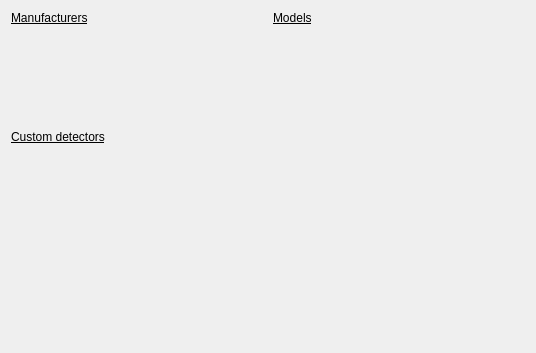
Qt form pyFAI/resources/gui/detector-selection-drop.ui (silx-kit/pyFAI) before a commit.
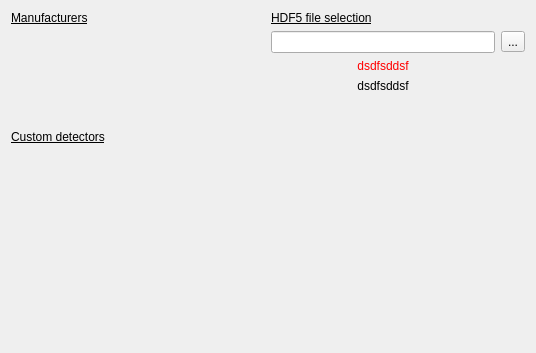
The same form after that commit. Custom widgets are drawn as their Qt base class.

Commit message: Support loading of pyFAI.h5 detectors

The edit to the form file:
```diff
--- a/pyFAI/resources/gui/detector-selection-drop.ui
+++ b/pyFAI/resources/gui/detector-selection-drop.ui
@@ -19,9 +19,15 @@
   <property name="windowTitle">
    <string>Form</string>
   </property>
-  <layout class="QHBoxLayout" name="horizontalLayout" stretch="0,1">
+  <layout class="QHBoxLayout" name="horizontalLayout" stretch="0,0">
    <item>
     <widget class="QWidget" name="widget" native="true">
+     <property name="sizePolicy">
+      <sizepolicy hsizetype="Maximum" vsizetype="Preferred">
+       <horstretch>0</horstretch>
+       <verstretch>0</verstretch>
+      </sizepolicy>
+     </property>
      <layout class="QVBoxLayout" name="verticalLayout" stretch="0,1,0,0,0,0">
       <property name="margin">
        <number>0</number>
@@ -143,8 +149,12 @@
     </widget>
    </item>
    <item>
-    <widget class="QWidget" name="widget_2" native="true">
-     <layout class="QVBoxLayout" name="verticalLayout_2">
+    <widget class="QStackedWidget" name="_stacked">
+     <property name="currentIndex">
+      <number>1</number>
+     </property>
+     <widget class="QWidget" name="_modelPanel">
+      <layout class="QVBoxLayout" name="verticalLayout_3">
       <property name="margin">
        <number>0</number>
       </property>
@@ -183,9 +193,102 @@
       </item>
      </layout>
     </widget>
-   </item>
-  </layout>
- </widget>
+     <widget class="QWidget" name="_filePanel">
+      <layout class="QGridLayout" name="gridLayout">
+       <property name="margin">
+        <number>0</number>
+       </property>
+       <item row="2" column="0">
+        <widget class="QLabel" name="_hdf5Error">
+         <property name="styleSheet">
+          <string notr="true">QLabel {color:red}</string>
+         </property>
+         <property name="text">
+          <string>dsdfsddsf</string>
+         </property>
+         <property name="alignment">
+          <set>Qt::AlignCenter</set>
+         </property>
+         <property name="wordWrap">
+          <bool>true</bool>
+         </property>
+        </widget>
+       </item>
+       <item row="0" column="0">
+        <widget class="QLabel" name="label_4">
+         <property name="sizePolicy">
+          <sizepolicy hsizetype="Fixed" vsizetype="Preferred">
+           <horstretch>0</horstretch>
+           <verstretch>0</verstretch>
+          </sizepolicy>
+         </property>
+         <property name="font">
+          <font>
+           <underline>true</underline>
+          </font>
+         </property>
+         <property name="text">
+          <string>HDF5 file selection</string>
+         </property>
+        </widget>
+       </item>
+       <item row="1" column="0">
+        <widget class="FileEdit" name="_hdf5Selection">
+         <property name="text">
+          <string/>
+         </property>
+        </widget>
+       </item>
+       <item row="4" column="0">
+        <spacer name="verticalSpacer_3">
+         <property name="orientation">
+          <enum>Qt::Vertical</enum>
+         </property>
+         <property name="sizeHint" stdset="0">
+          <size>
+           <width>20</width>
+           <height>40</height>
+          </size>
+         </property>
+        </spacer>
+       </item>
+       <item row="1" column="1">
+        <widget class="QToolButton" name="_hdf5Loader">
+         <property name="text">
+          <string>...</string>
+         </property>
+        </widget>
+       </item>
+       <item row="3" column="0">
+        <widget class="QLabel" name="_hdf5Result">
+         <property name="styleSheet">
+          <string notr="true"/>
+         </property>
+         <property name="text">
+          <string>dsdfsddsf</string>
+         </property>
+         <property name="alignment">
+          <set>Qt::AlignCenter</set>
+         </property>
+         <property name="wordWrap">
+          <bool>true</bool>
+         </property>
+        </widget>
+       </item>
+      </layout>
+     </widget>
+     <widget class="QWidget" name="_manualPanel"/>
+    </widget>
+   </item>
+  </layout>
+ </widget>
+ <customwidgets>
+  <customwidget>
+   <class>FileEdit</class>
+   <extends>QLineEdit</extends>
+   <header>pyFAI.gui.calibration.FileEdit</header>
+  </customwidget>
+ </customwidgets>
  <resources/>
  <connections/>
 </ui>
```
Lines whose indentation alone changed are shown as unchanged. The commit also changes 1 other file.
